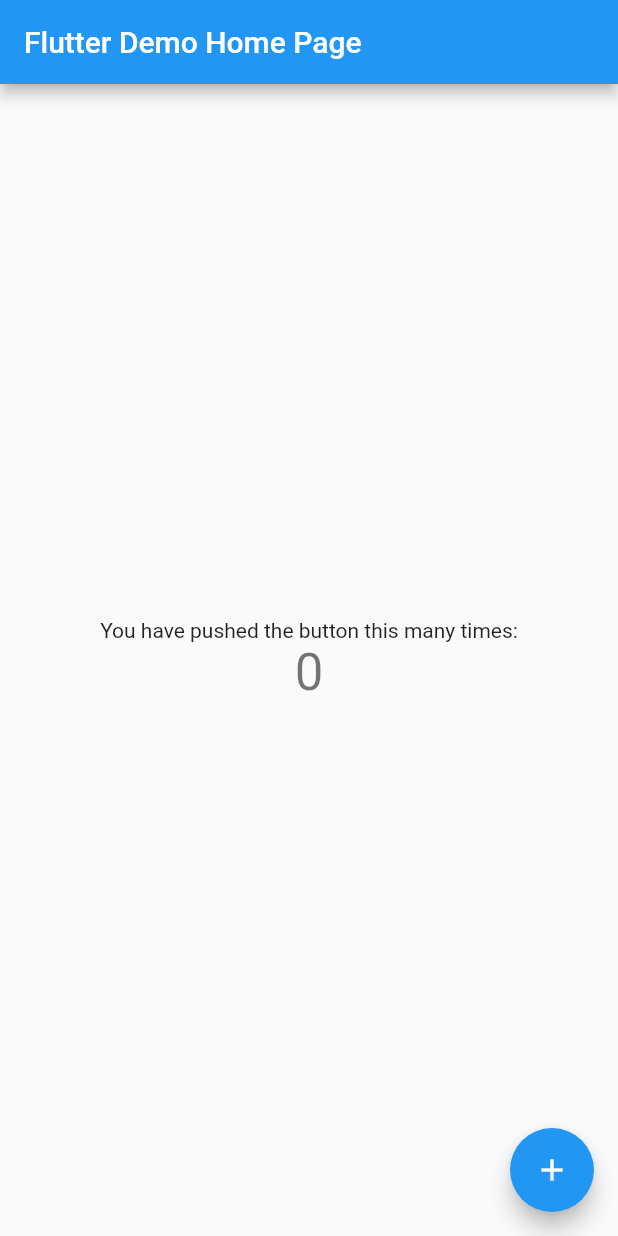
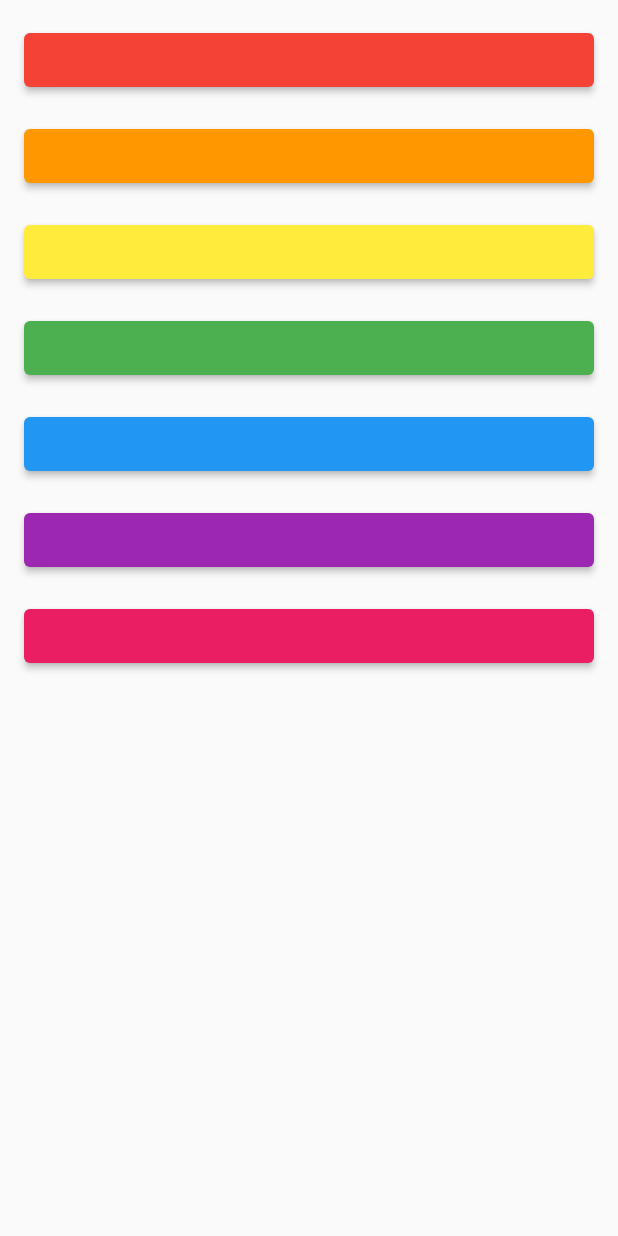
Before and after one commit to rlgerma/xylophone-, a Flutter app: the screen it shows after launch, on a phone screen of 412 x 824 dp. Run offline on Flutter 3.47's test engine with Material 2 defaults, Android fonts, the phone set to English and light mode, and no system bars; our stand-ins replace audioplayers.

Commit message:
buttons successfully go 'ding'

```diff
--- a/lib/main.dart
+++ b/lib/main.dart
@@ -1,113 +1,74 @@
 import 'package:flutter/material.dart';
+import 'package:audioplayers/audio_cache.dart';
 
 void main() {
-  runApp(MyApp());
+  runApp(XylophoneMain());
 }
 
-class MyApp extends StatelessWidget {
-  // This widget is the root of your application.
+class XylophoneMain extends StatelessWidget {
   @override
   Widget build(BuildContext context) {
     return MaterialApp(
-      title: 'Flutter Demo',
+      title: 'Xylophone',
       theme: ThemeData(
-        // This is the theme of your application.
-        //
-        // Try running your application with "flutter run". You'll see the
-        // application has a blue toolbar. Then, without quitting the app, try
-        // changing the primarySwatch below to Colors.green and then invoke
-        // "hot reload" (press "r" in the console where you ran "flutter run",
-        // or simply save your changes to "hot reload" in a Flutter IDE).
-        // Notice that the counter didn't reset back to zero; the application
-        // is not restarted.
         primarySwatch: Colors.blue,
       ),
-      home: MyHomePage(title: 'Flutter Demo Home Page'),
+      home: HomePage(title: 'Xylophone App'),
     );
   }
 }
 
-class MyHomePage extends StatefulWidget {
-  MyHomePage({Key key, this.title}) : super(key: key);
-
-  // This widget is the home page of your application. It is stateful, meaning
-  // that it has a State object (defined below) that contains fields that affect
-  // how it looks.
-
-  // This class is the configuration for the state. It holds the values (in this
-  // case the title) provided by the parent (in this case the App widget) and
-  // used by the build method of the State. Fields in a Widget subclass are
-  // always marked "final".
+class HomePage extends StatefulWidget {
+  HomePage({Key key, this.title}) : super(key: key);
 
   final String title;
 
   @override
-  _MyHomePageState createState() => _MyHomePageState();
+  _HomePageState createState() => _HomePageState();
 }
 
-class _MyHomePageState extends State<MyHomePage> {
-  int _counter = 0;
+class _HomePageState extends State<HomePage> {
+  void playNote(int num) {
+    final player = AudioCache();
+    player.play('note$num.wav');
+  }
 
-  void _incrementCounter() {
-    setState(() {
-      // This call to setState tells the Flutter framework that something has
-      // changed in this State, which causes it to rerun the build method below
-      // so that the display can reflect the updated values. If we changed
-      // _counter without calling setState(), then the build method would not be
-      // called again, and so nothing would appear to happen.
-      _counter++;
-    });
-  }
+  static const colors = [
+    Colors.red,
+    Colors.orange,
+    Colors.yellow,
+    Colors.green,
+    Colors.blue,
+    Colors.purple,
+    Colors.pink,
+  ];
 
   @override
   Widget build(BuildContext context) {
-    // This method is rerun every time setState is called, for instance as done
-    // by the _incrementCounter method above.
-    //
-    // The Flutter framework has been optimized to make rerunning build methods
-    // fast, so that you can just rebuild anything that needs updating rather
-    // than having to individually change instances of widgets.
-    return Scaffold(
-      appBar: AppBar(
-        // Here we take the value from the MyHomePage object that was created by
-        // the App.build method, and use it to set our appbar title.
-        title: Text(widget.title),
-      ),
-      body: Center(
-        // Center is a layout widget. It takes a single child and positions it
-        // in the middle of the parent.
-        child: Column(
-          // Column is also a layout widget. It takes a list of children and
-          // arranges them vertically. By default, it sizes itself to fit its
-          // children horizontally, and tries to be as tall as its parent.
-          //
-          // Invoke "debug painting" (press "p" in the console, choose the
-          // "Toggle Debug Paint" action from the Flutter Inspector in Android
-          // Studio, or the "Toggle Debug Paint" command in Visual Studio Code)
-          // to see the wireframe for each widget.
-          //
-          // Column has various properties to control how it sizes itself and
-          // how it positions its children. Here we use mainAxisAlignment to
-          // center the children vertically; the main axis here is the vertical
-          // axis because Columns are vertical (the cross axis would be
-          // horizontal).
-          mainAxisAlignment: MainAxisAlignment.center,
-          children: <Widget>[
-            Text(
-              'You have pushed the button this many times:',
+    return MaterialApp(
+      home: Scaffold(
+          body: (SafeArea(
+        child: Padding(
+          padding: const EdgeInsets.all(8.0),
+          child: Center(
+            child: ListView.builder(
+              itemCount: colors.length,
+              itemBuilder: (context, int i) {
+                return Padding(
+                  padding: const EdgeInsets.all(8.0),
+                  child: ElevatedButton(
+                    onPressed: () => playNote(i + 1),
+                    style: ElevatedButton.styleFrom(
+                      primary: colors[i],
+                    ),
+                    child: null,
+                  ),
+                );
+              },
             ),
-            Text(
-              '$_counter',
-              style: Theme.of(context).textTheme.headline4,
-            ),
-          ],
+          ),
         ),
-      ),
-      floatingActionButton: FloatingActionButton(
-        onPressed: _incrementCounter,
-        tooltip: 'Increment',
-        child: Icon(Icons.add),
-      ), // This trailing comma makes auto-formatting nicer for build methods.
+      ))),
     );
   }
 }
--- a/pubspec.yaml
+++ b/pubspec.yaml
@@ -24,6 +24,8 @@
 flutter:
 
   uses-material-design: true
+  assets:
+    - assets/
 
   # To add assets to your application, add an assets section, like this:
   # assets:
```
Also changed, not shown: 11 other files.
